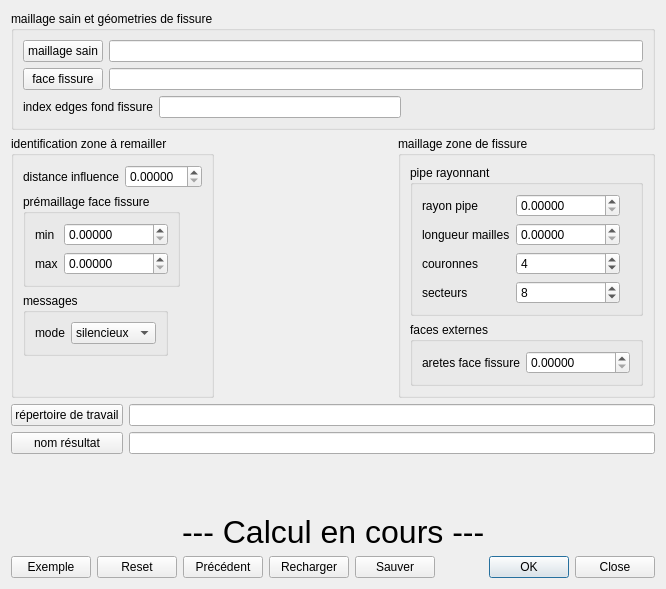
Old version of the form src/Tools/blocFissure/ihm/fissureGenerale.ui in the repository SalomePlatform/smesh.
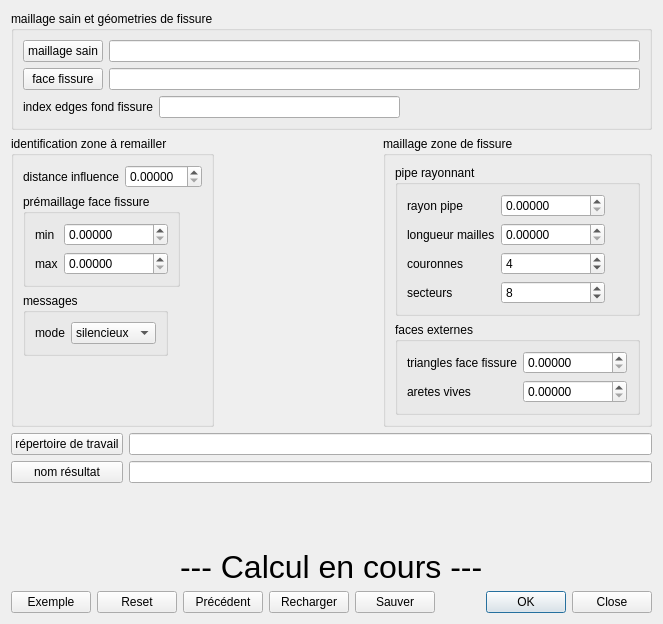
New version of the form.

Commit message: Plugin blocFissure, bug EDF 12976, regression on some tests, a first correction

Patch:
```diff
--- a/src/Tools/blocFissure/ihm/fissureGenerale.ui
+++ b/src/Tools/blocFissure/ihm/fissureGenerale.ui
@@ -6,8 +6,8 @@
    <rect>
     <x>0</x>
     <y>0</y>
-    <width>666</width>
-    <height>589</height>
+    <width>663</width>
+    <height>624</height>
    </rect>
   </property>
   <property name="windowTitle">
@@ -416,13 +416,15 @@
           </property>
           <layout class="QHBoxLayout" name="horizontalLayout_11">
            <item>
+            <layout class="QGridLayout" name="gridLayout_6">
+             <item row="0" column="0">
             <widget class="QLabel" name="label_9">
              <property name="text">
-              <string>aretes face fissure</string>
+                <string>triangles face fissure</string>
              </property>
             </widget>
            </item>
-           <item>
+             <item row="0" column="1">
             <widget class="QDoubleSpinBox" name="dsb_areteFaceFissure">
              <property name="toolTip">
               <string>&lt;html&gt;&lt;head/&gt;&lt;body&gt;&lt;p&gt;Faces externes de la zone à remailler.&lt;/p&gt;&lt;p&gt;Mailage en triangles : valeur cible des arêtes.&lt;/p&gt;&lt;/body&gt;&lt;/html&gt;</string>
@@ -434,6 +436,28 @@
               <double>1000000.000000000000000</double>
              </property>
             </widget>
+             </item>
+             <item row="1" column="0">
+              <widget class="QLabel" name="label_11">
+               <property name="text">
+                <string>aretes vives</string>
+               </property>
+              </widget>
+             </item>
+             <item row="1" column="1">
+              <widget class="QDoubleSpinBox" name="dsb_aretesVives">
+               <property name="toolTip">
+                <string>&lt;html&gt;&lt;head/&gt;&lt;body&gt;&lt;p&gt;Arêtes vives de la zone à remailler.&lt;/p&gt;&lt;p&gt;Longueur des segments sur ces arêtes.&lt;/p&gt;&lt;p&gt;Ce paramètre est &lt;span style=&quot; font-weight:600; font-style:italic; color:#2631c1;&quot;&gt;optionnel&lt;/span&gt; : laissé à 0,&lt;/p&gt;&lt;p&gt;il est est ajusté automatiquement.&lt;/p&gt;&lt;/body&gt;&lt;/html&gt;</string>
+               </property>
+               <property name="decimals">
+                <number>5</number>
+               </property>
+               <property name="maximum">
+                <double>100000.000000000000000</double>
+               </property>
+              </widget>
+             </item>
+            </layout>
            </item>
            <item>
             <spacer name="horizontalSpacer_5">
```
Left out of the diff: 4 changed lines with no effect on the pictures. Lines whose indentation alone changed are shown as unchanged. The commit also changes 4 other files.
